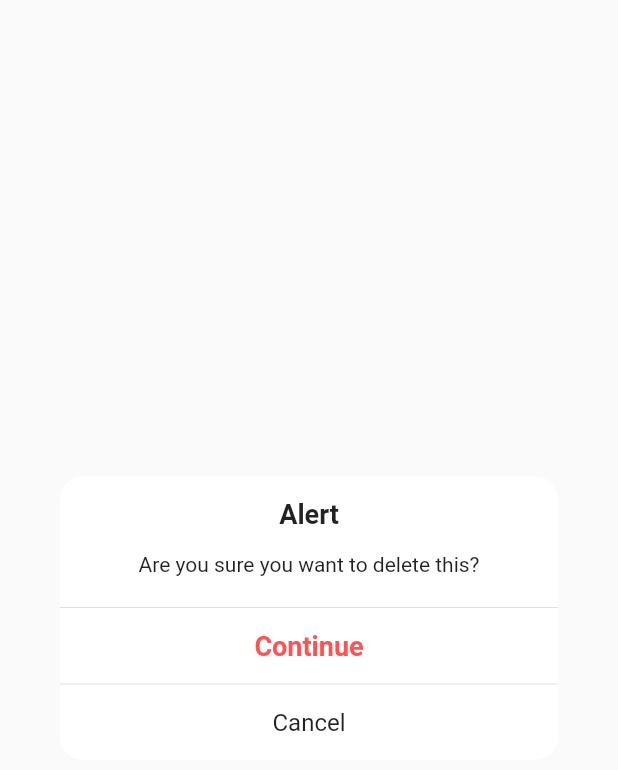
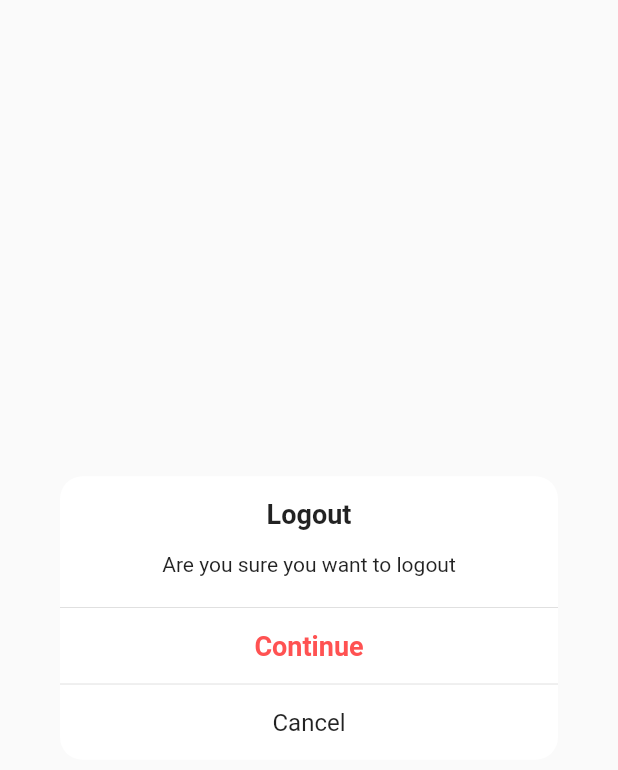
Before and after one commit to samitfifha/Learnify, a Flutter app: the CustomAlertDialog widget shown alone on an empty page, opened directly, after a tap on "Continue", on a phone screen of 412 x 824 dp. Shown: the top 770 px of the screen. Run offline on Flutter 3.47's test engine with Material 2 defaults, Android fonts, the light colour scheme and no system bars; drawn by our look-alikes of overlay_support; our stand-ins replace cached_network_image, carousel_slider, chewie, dio, file, file_picker and 9 more; missing offline and left inert: dart:ffi, flutter_pdfview, footer, jitsi_meet, square_in_app_payments; accounts and stored records are empty; network calls fail; Roboto replaces fonts that are missing (Circular).

Commit message:
v2.4.8 screen notif added+custom alert diaog+refresh on profile+explore nizar

```diff
--- a/lib/Welcome Screens/drawerscreen.dart
+++ b/lib/Welcome Screens/drawerscreen.dart
@@ -4,6 +4,7 @@ import 'package:learnifyflutter/Welcome%20Screens/loginscreen.dart';
 import 'package:learnifyflutter/settingscreen.dart';
 import 'package:learnifyflutter/utilities/content_model.dart';
 import 'package:learnifyflutter/utilities/utils.dart';
+import 'package:learnifyflutter/widgets/custom_dialog_box.dart';
 import 'package:shared_preferences/shared_preferences.dart';
 import 'package:http/http.dart' as http;
 import 'dart:convert';
@@ -213,7 +214,10 @@ class _DrawerScreenState extends State<DrawerScreen> {
                         width: 10,
                       ),
                       InkWell(
-                        onTap: () async {
+                        onTap: () => CustomAlertDialog(
+                          title: "Logout",
+                          description: "Are you sure you want to logout",
+                          ontap: () async {
                             SharedPreferences prefs =
                                 await SharedPreferences.getInstance();
                             prefs.remove("_id");
@@ -225,6 +229,7 @@ class _DrawerScreenState extends State<DrawerScreen> {
                               ),
                             );
                           },
+                        ),
                         child: Text(
                           'Log out',
                           style: TextStyle(
--- a/lib/forumscreen.dart
+++ b/lib/forumscreen.dart
@@ -97,6 +97,9 @@ class _ForumScreenState extends State<ForumScreen> {
                 return CustomAlertDialog(
                   title: "Alert",
                   description: "Are you sure you want to delete this?",
+                  ontap: () {
+                    Navigator.pop(context, true);
+                  },
                 );
               });
         },
--- a/lib/widgets/custom_dialog_box.dart
+++ b/lib/widgets/custom_dialog_box.dart
@@ -5,9 +5,11 @@ class CustomAlertDialog extends StatefulWidget {
     Key? key,
     required this.title,
     required this.description,
+    required this.ontap,
   }) : super(key: key);
 
   final String title, description;
+  final Function ontap;
 
   @override
   _CustomAlertDialogState createState() => _CustomAlertDialogState();
@@ -46,6 +48,7 @@ class _CustomAlertDialogState extends State<CustomAlertDialog> {
               highlightColor: Colors.grey[200],
               onTap: () {
                 //do somethig
+                widget.ontap;
               },
               child: Center(
                 child: Text(
```
Also changed, not shown: lib/explore.dart (+24 -0 lines). Lines whose indentation alone changed are shown as unchanged.
